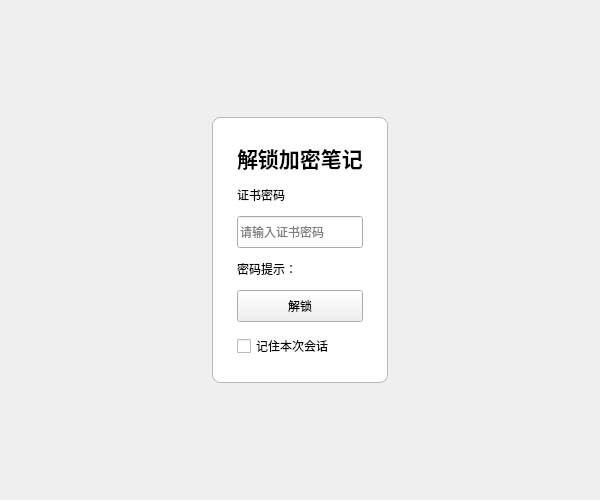
The window that src/ui/WizUserCipherForm.ui (Defenceforce1/WizNotePlus) describes before a commit, drawn with Qt 5.
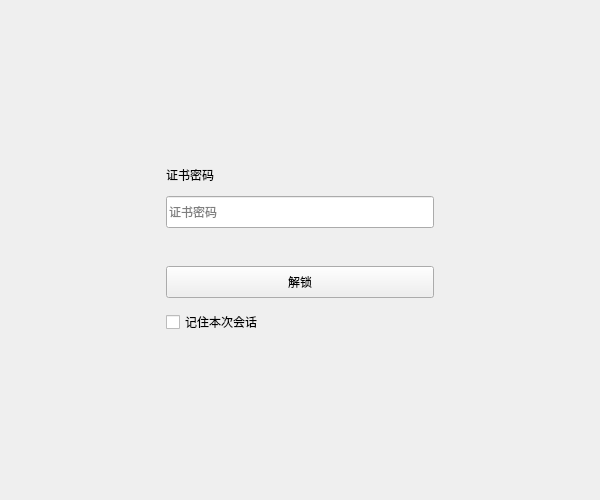
The same window after the commit.

Commit message:
Simplify encrypted-note unlock to three controls with optional certificate hint
Phase189: password input, Unlock and Touch ID only; one subdued wrapping certificate hint, hidden when absent. Plain settings keeps explicit local-record consent. Only affected incremental checks:1407 accepted; native auth/account/iPhone acceptance remains user-operated. Ordinary Markdown save investigation stays excluded. Source and sanitized checkpoint only.

Patch:
```diff
--- a/src/ui/WizUserCipherForm.ui
+++ b/src/ui/WizUserCipherForm.ui
@@ -8,20 +8,16 @@
    <item><spacer name="topSpacer"><property name="orientation"><enum>Qt::Vertical</enum></property><property name="sizeHint" stdset="0"><size><width>20</width><height>20</height></size></property></spacer></item>
    <item alignment="Qt::AlignHCenter">
     <widget class="QFrame" name="cipherCard">
-     <property name="maximumSize"><size><width>480</width><height>16777215</height></size></property>
-     <property name="styleSheet"><string notr="true">QFrame#cipherCard { background: palette(base); border: 1px solid palette(mid); border-radius: 8px; }</string></property>
+     <property name="minimumSize"><size><width>300</width><height>0</height></size></property>
+     <property name="maximumSize"><size><width>360</width><height>16777215</height></size></property>
      <layout class="QVBoxLayout" name="verticalLayout_3">
       <property name="spacing"><number>12</number></property>
-      <property name="leftMargin"><number>24</number></property><property name="topMargin"><number>24</number></property>
-      <property name="rightMargin"><number>24</number></property><property name="bottomMargin"><number>24</number></property>
-      <item><widget class="QLabel" name="labelTitle"><property name="font"><font><pointsize>16</pointsize><bold>true</bold></font></property><property name="text"><string>解锁加密笔记</string></property><property name="textFormat"><enum>Qt::PlainText</enum></property></widget></item>
+      <property name="leftMargin"><number>16</number></property><property name="topMargin"><number>16</number></property>
+      <property name="rightMargin"><number>16</number></property><property name="bottomMargin"><number>16</number></property>
       <item><widget class="QLabel" name="labelPassword"><property name="text"><string>证书密码</string></property><property name="textFormat"><enum>Qt::PlainText</enum></property><property name="wordWrap"><bool>true</bool></property></widget></item>
-      <item><widget class="QLineEdit" name="editUserCipher"><property name="minimumSize"><size><width>0</width><height>32</height></size></property><property name="echoMode"><enum>QLineEdit::Password</enum></property><property name="placeholderText"><string>请输入证书密码</string></property></widget></item>
-      <item><layout class="QHBoxLayout" name="hintLayout">
-       <item><widget class="QLabel" name="label_2"><property name="text"><string>密码提示：</string></property><property name="textFormat"><enum>Qt::PlainText</enum></property></widget></item>
-       <item><widget class="QLabel" name="labelHint"><property name="text"><string/></property><property name="textFormat"><enum>Qt::PlainText</enum></property><property name="wordWrap"><bool>true</bool></property></widget></item>
-      </layout></item>
-      <item><widget class="QPushButton" name="buttonOk"><property name="minimumSize"><size><width>0</width><height>32</height></size></property><property name="text"><string>解锁</string></property><property name="autoDefault"><bool>false</bool></property></widget></item>
+      <item><widget class="QLineEdit" name="editUserCipher"><property name="minimumSize"><size><width>0</width><height>32</height></size></property><property name="echoMode"><enum>QLineEdit::Password</enum></property><property name="placeholderText"><string>证书密码</string></property></widget></item>
+      <item><widget class="QLabel" name="labelHint"><property name="text"><string/></property><property name="textFormat"><enum>Qt::PlainText</enum></property><property name="wordWrap"><bool>true</bool></property></widget></item>
+      <item><layout class="QHBoxLayout" name="actionsLayout"><item><widget class="QPushButton" name="buttonOk"><property name="minimumSize"><size><width>0</width><height>32</height></size></property><property name="text"><string>解锁</string></property><property name="autoDefault"><bool>false</bool></property></widget></item></layout></item>
       <item><widget class="QCheckBox" name="checkSave"><property name="text"><string>记住本次会话</string></property></widget></item>
      </layout>
     </widget>
```
The commit also changes 10 other files.
